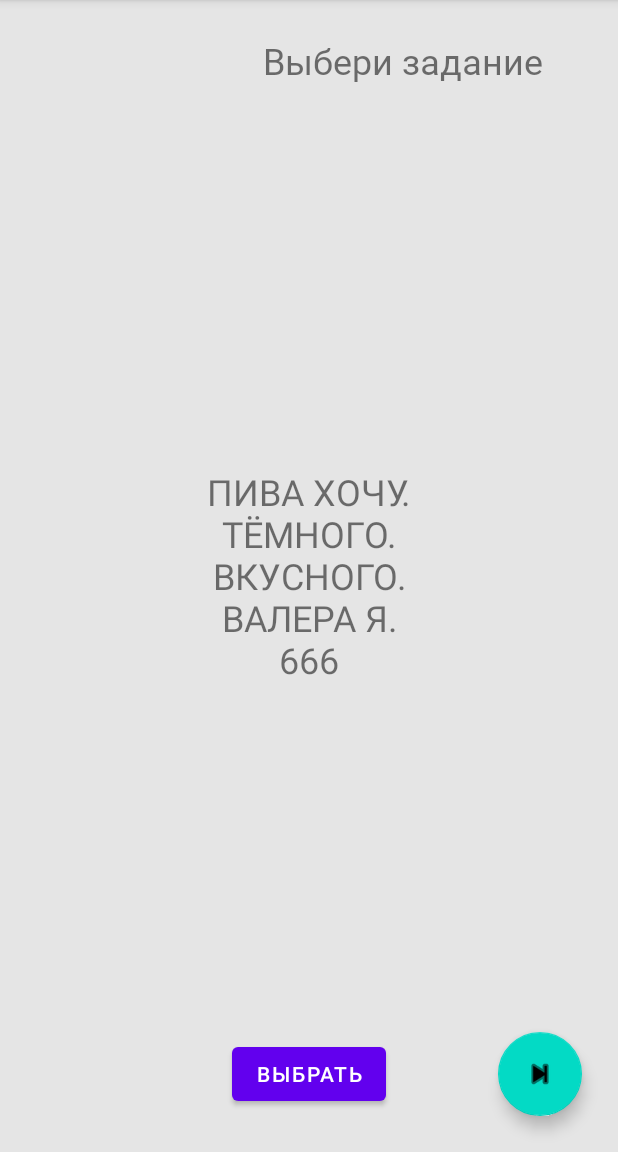
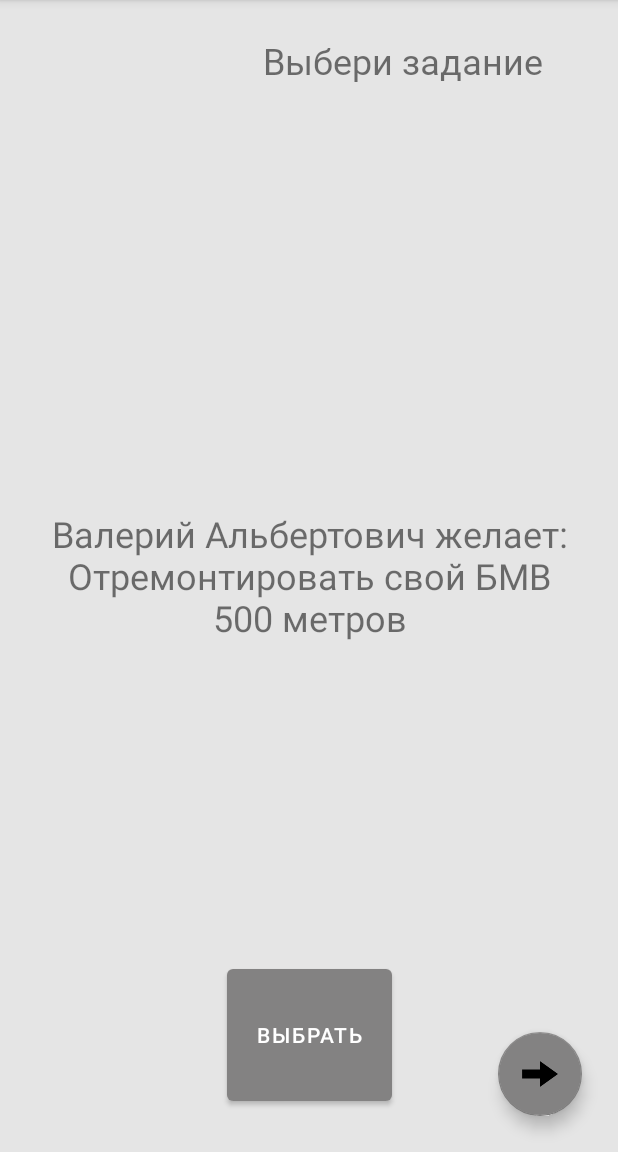
Before and after one commit to hackathon-innopolis/innopolis_hack, an Android app: the GrantActivity screen opened directly, with no data from a screen before it, on a phone screen of 412 x 824 dp, the part 84-1236 px from its top. Run offline under Robolectric (Android 15) with nearby library versions, the light colour scheme and no system bars.

Commit message:
almost ready to show

```diff
--- a/Android/app/src/main/java/com/voronin/jinn/GrantActivity.java
+++ b/Android/app/src/main/java/com/voronin/jinn/GrantActivity.java
@@ -79,6 +79,11 @@
                 updateScreen();
                 break;
             case R.id.btnChoose:
+                setContentView(R.layout.map);
+                break;
+            case R.id.mapBack:
+                setContentView(R.layout.activity_grant);
+                updateScreen();
                 break;
         }
     }
--- a/Android/app/src/main/res/layout/activity_grant.xml
+++ b/Android/app/src/main/res/layout/activity_grant.xml
@@ -22,7 +22,7 @@
 
     <TextView
         android:id="@+id/book"
-        android:layout_width="200dp"
+        android:layout_width="match_parent"
         android:layout_height="200dp"
         android:text="FILLER"
         android:textSize="24sp"
@@ -40,11 +40,12 @@
         android:layout_marginRight="24dp"
         android:layout_marginBottom="24dp"
         android:clickable="true"
+        android:focusable="true"
         android:onClick="onClick"
+        app:backgroundTint="#838282"
         app:layout_constraintBottom_toBottomOf="parent"
         app:layout_constraintEnd_toEndOf="parent"
-        app:srcCompat="@android:drawable/ic_media_next"
-        android:focusable="true" />
+        app:srcCompat="@drawable/frwar" />
 
     <com.google.android.material.floatingactionbutton.FloatingActionButton
         android:id="@+id/btnBack"
@@ -54,11 +55,12 @@
         android:layout_marginLeft="24dp"
         android:layout_marginBottom="24dp"
         android:clickable="true"
+        android:focusable="true"
         android:onClick="onClick"
+        app:backgroundTint="#838282"
         app:layout_constraintBottom_toBottomOf="parent"
         app:layout_constraintStart_toStartOf="parent"
-        app:srcCompat="@android:drawable/ic_media_previous"
-        android:focusable="true" />
+        app:srcCompat="@drawable/frwback" />
 
     <Button
         android:id="@+id/btnChoose"
@@ -66,6 +68,9 @@
         android:layout_height="wrap_content"
         android:layout_marginBottom="28dp"
         android:text="@string/choosen"
+        android:width="110dp"
+        android:height="100dp"
+        app:backgroundTint="#838282"
         app:layout_constraintBottom_toBottomOf="parent"
         app:layout_constraintEnd_toStartOf="@+id/btnForward"
         app:layout_constraintStart_toEndOf="@+id/btnBack" />
--- a/Android/app/src/main/res/layout/profile.xml
+++ b/Android/app/src/main/res/layout/profile.xml
@@ -4,7 +4,8 @@
     xmlns:app="http://schemas.android.com/apk/res-auto"
     xmlns:tools="http://schemas.android.com/tools"
     android:layout_width="match_parent"
-    android:layout_height="match_parent">
+    android:layout_height="match_parent"
+    android:background="#A9FFAC">
 
     <TextView
         android:id="@+id/textView4"
@@ -54,6 +55,7 @@
         android:layout_height="wrap_content"
         android:layout_marginTop="30dp"
         android:text="@string/buy"
+        app:backgroundTint="#58EC79"
         app:layout_constraintEnd_toEndOf="parent"
         app:layout_constraintStart_toEndOf="@+id/wishesToBuy"
         app:layout_constraintTop_toBottomOf="@+id/wishesLeft" />
@@ -77,6 +79,7 @@
         android:layout_height="wrap_content"
         android:layout_marginTop="125dp"
         android:onClick="onClick"
+        app:backgroundTint="#58EC79"
         android:text="@string/back"
         app:layout_constraintBottom_toBottomOf="parent"
         app:layout_constraintEnd_toEndOf="parent"
--- a/Android/app/src/main/res/values/strings.xml
+++ b/Android/app/src/main/res/values/strings.xml
@@ -1,7 +1,7 @@
 <resources>
     <string name="app_name">Арсен Воронинман ибн Вадим</string>
-    <string name="grant_a_wish">ИСПОЛНИТЬ ЖЕЛАНИЕ</string>
-    <string name="submit">ЗАГАДАТЬ ЖЕЛАНИЕ</string>
+    <string name="grant_a_wish">ИСПОЛНИТЬ</string>
+    <string name="submit">ЗАГАДАТЬ</string>
     <string name="wishesLeft">Осталось желание: 0</string>
     <string name="wish">Желание</string>
     <string name="send">Отправить</string>
--- a/Android/app/src/main/res/values/wishes.xml
+++ b/Android/app/src/main/res/values/wishes.xml
@@ -1,8 +1,9 @@
 <?xml version="1.0" encoding="utf-8"?>
 <resources>
     <string-array name="wishes">
-        <item>ПИВА ХОЧУ. ТЁМНОГО. ВКУСНОГО.%nВАЛЕРА Я.%n666</item>
-        <item>Тяночку хочется...%nВоронин Сеня%n39</item>
-        <item>Я хочу питсы.%nПенис Детров.%n467</item>
+        <item>Валерий Альбертович желает:%nОтремонтировать свой БМВ%n500 метров</item>
+        <item>Воронин Арсений желает:%nТяночку хочется...%n300 метров</item>
+        <item>Денис Петров желает:%nЯ хочу пиццы.%n467 метров</item>
+        <item>Виталий Цаль желает:%nПОМОЩИ%n256 метров</item>
     </string-array>
 </resources>
```
Also changed, not shown: Android/app/src/main/java/com/voronin/jinn/Network.java (added, +16 -0 lines), Android/app/src/main/res/layout/activity_main.xml (+14 -8 lines), Android/app/src/main/res/layout/activity_submit.xml (+9 -3 lines), Android/app/src/main/res/layout/hist.xml (+7 -5 lines), Android/app/src/main/res/layout/map.xml (added, +35 -0 lines), Android/app/src/main/res/drawable/frwar.png (added), Android/app/src/main/res/drawable/frwback.png (added), Android/app/src/main/res/drawable/map.png (added), 2 other files.
